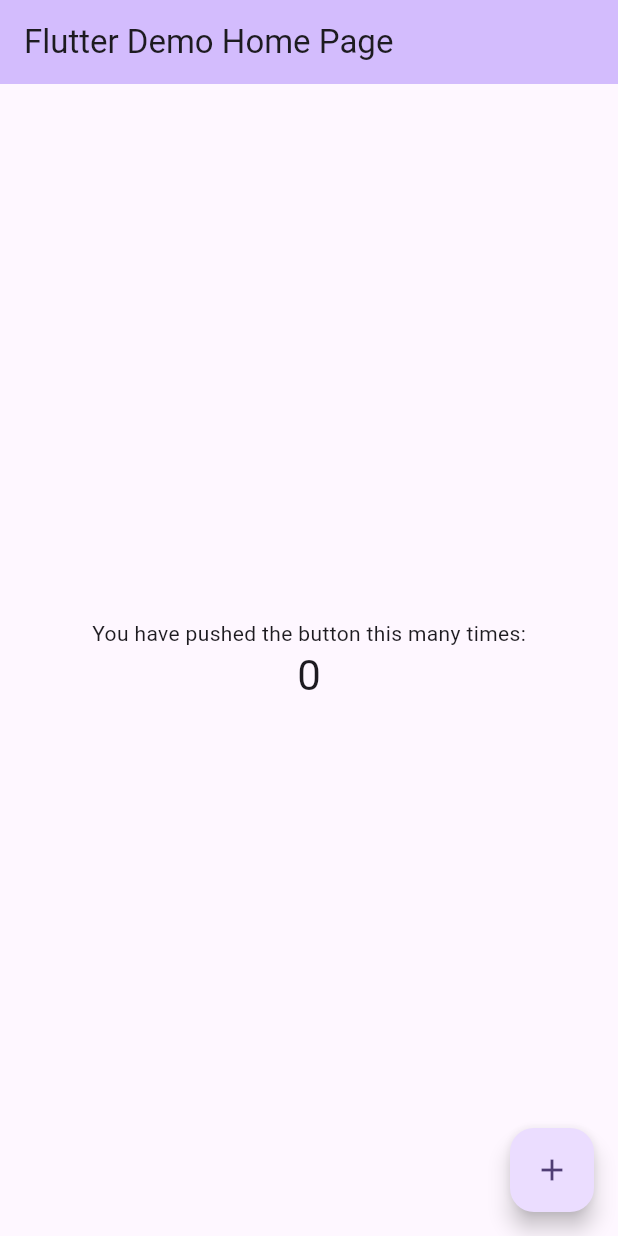
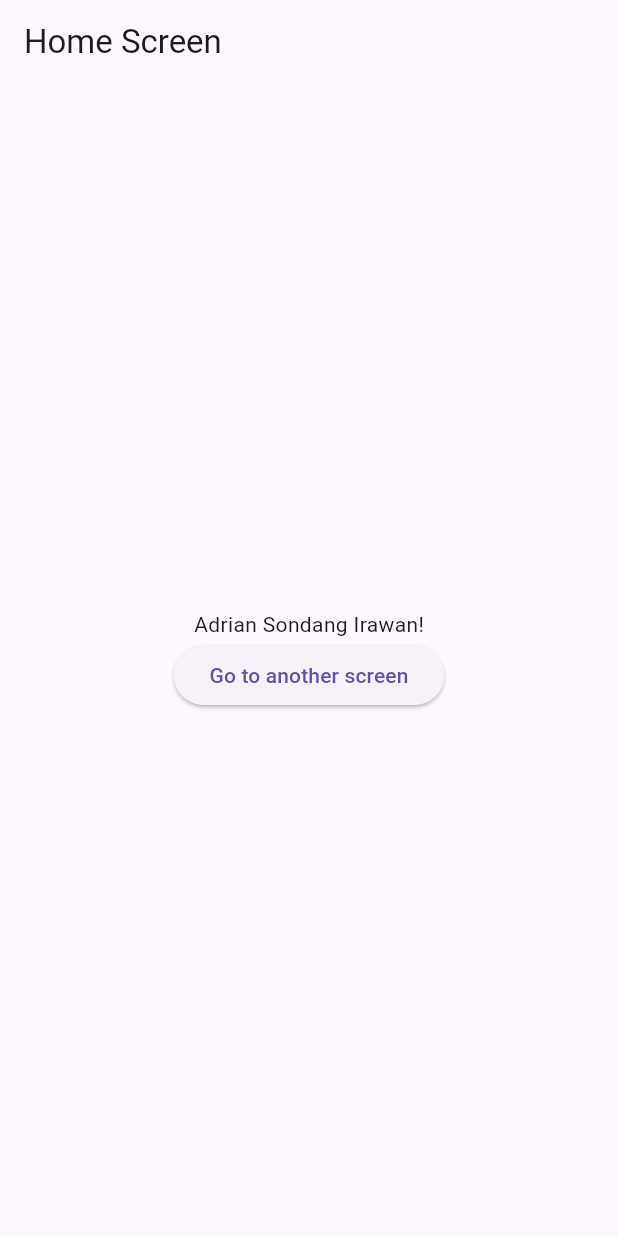
Before and after one commit to Siakad-WPF-x-WPPB/TimelyU, a Flutter app: the screen it shows after launch, on a phone screen of 412 x 824 dp. Run offline on Flutter 3.47's test engine with Material 3 defaults, Android fonts, the phone set to English and light mode, and no system bars; our stand-ins replace get.

Commit message:
feat(navigation): Implement routing and binding for Home screen

```diff
--- a/lib/main.dart
+++ b/lib/main.dart
@@ -1,4 +1,7 @@
 import 'package:flutter/material.dart';
+import 'package:get/get.dart';
+
+import 'package:timelyu/routes/app_pages.dart';
 
 void main() {
   runApp(const MyApp());
@@ -7,116 +10,13 @@ void main() {
 class MyApp extends StatelessWidget {
   const MyApp({super.key});
 
-  // This widget is the root of your application.
   @override
   Widget build(BuildContext context) {
-    return MaterialApp(
-      title: 'Flutter Demo',
-      theme: ThemeData(
-        // This is the theme of your application.
-        //
-        // TRY THIS: Try running your application with "flutter run". You'll see
-        // the application has a purple toolbar. Then, without quitting the app,
-        // try changing the seedColor in the colorScheme below to Colors.green
-        // and then invoke "hot reload" (save your changes or press the "hot
-        // reload" button in a Flutter-supported IDE, or press "r" if you used
-        // the command line to start the app).
-        //
-        // Notice that the counter didn't reset back to zero; the application
-        // state is not lost during the reload. To reset the state, use hot
-        // restart instead.
-        //
-        // This works for code too, not just values: Most code changes can be
-        // tested with just a hot reload.
-        colorScheme: ColorScheme.fromSeed(seedColor: Colors.deepPurple),
-      ),
-      home: const MyHomePage(title: 'Flutter Demo Home Page'),
+    return GetMaterialApp(
+      debugShowCheckedModeBanner: true,
+      title: 'TimelyU',
+      initialRoute: '/',
+      getPages: AppPages.routes,
     );
   }
 }
-
-class MyHomePage extends StatefulWidget {
-  const MyHomePage({super.key, required this.title});
-
-  // This widget is the home page of your application. It is stateful, meaning
-  // that it has a State object (defined below) that contains fields that affect
-  // how it looks.
-
-  // This class is the configuration for the state. It holds the values (in this
-  // case the title) provided by the parent (in this case the App widget) and
-  // used by the build method of the State. Fields in a Widget subclass are
-  // always marked "final".
-
-  final String title;
-
-  @override
-  State<MyHomePage> createState() => _MyHomePageState();
-}
-
-class _MyHomePageState extends State<MyHomePage> {
-  int _counter = 0;
-
-  void _incrementCounter() {
-    setState(() {
-      // This call to setState tells the Flutter framework that something has
-      // changed in this State, which causes it to rerun the build method below
-      // so that the display can reflect the updated values. If we changed
-      // _counter without calling setState(), then the build method would not be
-      // called again, and so nothing would appear to happen.
-      _counter++;
-    });
-  }
-
-  @override
-  Widget build(BuildContext context) {
-    // This method is rerun every time setState is called, for instance as done
-    // by the _incrementCounter method above.
-    //
-    // The Flutter framework has been optimized to make rerunning build methods
-    // fast, so that you can just rebuild anything that needs updating rather
-    // than having to individually change instances of widgets.
-    return Scaffold(
-      appBar: AppBar(
-        // TRY THIS: Try changing the color here to a specific color (to
-        // Colors.amber, perhaps?) and trigger a hot reload to see the AppBar
-        // change color while the other colors stay the same.
-        backgroundColor: Theme.of(context).colorScheme.inversePrimary,
-        // Here we take the value from the MyHomePage object that was created by
-        // the App.build method, and use it to set our appbar title.
-        title: Text(widget.title),
-      ),
-      body: Center(
-        // Center is a layout widget. It takes a single child and positions it
-        // in the middle of the parent.
-        child: Column(
-          // Column is also a layout widget. It takes a list of children and
-          // arranges them vertically. By default, it sizes itself to fit its
-          // children horizontally, and tries to be as tall as its parent.
-          //
-          // Column has various properties to control how it sizes itself and
-          // how it positions its children. Here we use mainAxisAlignment to
-          // center the children vertically; the main axis here is the vertical
-          // axis because Columns are vertical (the cross axis would be
-          // horizontal).
-          //
-          // TRY THIS: Invoke "debug painting" (choose the "Toggle Debug Paint"
-          // action in the IDE, or press "p" in the console), to see the
-          // wireframe for each widget.
-          mainAxisAlignment: MainAxisAlignment.center,
-          children: <Widget>[
-            const Text('You have pushed the button this many times:'),
-            Text(
-              '$_counter',
-              style: Theme.of(context).textTheme.headlineMedium,
-            ),
-          ],
-        ),
-      ),
-      floatingActionButton: FloatingActionButton(
-        onPressed: _incrementCounter,
-        tooltip: 'Increment',
-        child: const Icon(Icons.add),
-      ), // This trailing comma makes auto-formatting nicer for build methods.
-    );
-  }
-}
--- a/lib/modules/home/home_binding.dart
+++ b/lib/modules/home/home_binding.dart
@@ -0,0 +1,10 @@
+import 'package:get/get.dart';
+
+import './home_controller.dart';
+
+class HomeBinding extends Bindings {
+  @override
+  void dependencies() {
+    Get.lazyPut<HomeController>(() => HomeController());
+  }
+}
--- a/lib/modules/home/home_controller.dart
+++ b/lib/modules/home/home_controller.dart
@@ -0,0 +1,5 @@
+import 'package:get/get.dart';
+
+class HomeController extends GetxController {
+  final text = 'Adrian Sondang Irawan!'.obs;
+}
--- a/lib/modules/home/home_screen.dart
+++ b/lib/modules/home/home_screen.dart
@@ -0,0 +1,36 @@
+import 'package:flutter/material.dart';
+import 'package:get/get.dart';
+
+import 'home_controller.dart';
+
+class HomeView extends StatefulWidget {
+  const HomeView({super.key});
+
+  @override
+  State<HomeView> createState() => _HomeViewState();
+}
+
+class _HomeViewState extends State<HomeView> {
+  final HomeController _controller = Get.put(HomeController());
+
+  @override
+  Widget build(BuildContext context) {
+    return Scaffold(
+      appBar: AppBar(title: const Text('Home Screen')),
+      body: Center(
+        child: Column(
+          mainAxisAlignment: MainAxisAlignment.center,
+          children: <Widget>[
+            Text(_controller.text.value),
+            ElevatedButton(
+              onPressed: () {
+                // Navigate to another screen
+              },
+              child: const Text('Go to another screen'),
+            ),
+          ],
+        ),
+      ),
+    );
+  }
+}
--- /dev/null
+++ b/lib/routes/app_pages.dart
@@ -0,0 +1,27 @@
+import 'package:get/get.dart';
+import './app_routes.dart';
+
+import '../modules/home/home_screen.dart';
+// import '../modules/schedule/schedule_screen.dart';
+// import '../modules/task/task_screen.dart';
+// import '../modules/frs/frs_screen.dart';
+
+import '../modules/home/home_binding.dart';
+// import '../modules/schedule/schedule_binding.dart';
+// import '../modules/task/task_binding.dart';
+// import '../modules/frs/frs_binding.dart';
+
+class AppPages {
+  static final routes = [
+    GetPage(
+      name: AppRoutes.home,
+      page: () => HomeView(),
+      binding: HomeBinding(),
+    ),
+    GetPage(
+      name: AppRoutes.root,
+      page: () => HomeView(),
+      binding: HomeBinding(),
+    ),
+  ];
+}
--- /dev/null
+++ b/lib/routes/app_routes.dart
@@ -0,0 +1,7 @@
+abstract class AppRoutes {
+  static const root = '/';
+  static const home = '/home';
+  static const schedule = '/schedule';
+  static const tasks = '/tasks';
+  static const frs = '/frs';
+}
```
Also changed, not shown: lib/routes/routes.dart (deleted).
